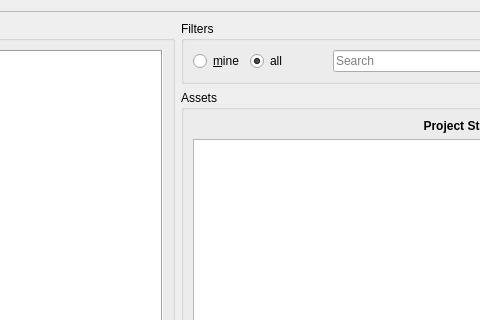
Old version of the form ui_files/rbhus_clone.ui in the repository sanath111/rbhus_clone; both pictures show x 246 to 726 and y 0 to 320 of the 1051 by 604 pixel window.
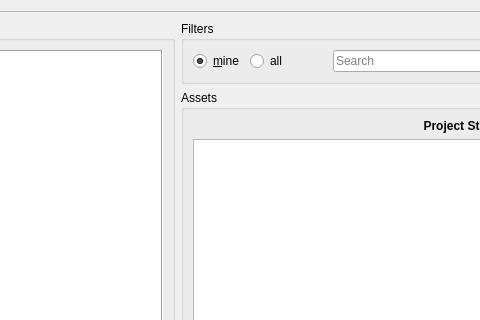
New version of the form.

```diff
--- a/ui_files/rbhus_clone.ui
+++ b/ui_files/rbhus_clone.ui
@@ -129,7 +129,7 @@
               <string>&amp;mine</string>
              </property>
              <property name="checked">
-              <bool>false</bool>
+              <bool>true</bool>
              </property>
             </widget>
            </item>
@@ -142,7 +142,7 @@
               <string>all</string>
              </property>
              <property name="checked">
-              <bool>true</bool>
+              <bool>false</bool>
              </property>
             </widget>
            </item>
```
